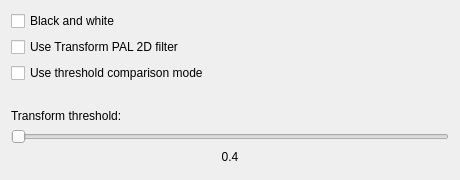
Above: tools/ld-analyse/palchromadecoderconfigdialog.ui from happycube/ld-decode before the change. Below: the same form after it.
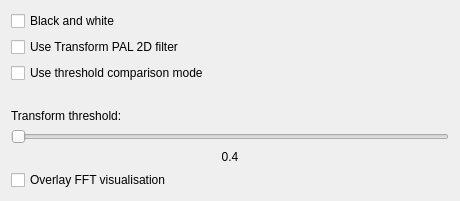
That is the form after the change.

Commit message:
Add visualisations of the Transform PAL FFTs.
This works in both 2D and 3D. It adds a FrameCanvas utility class to do
the drawing, which could be reused for other debugging overlays later.

Patch:
```diff
--- a/tools/ld-analyse/palchromadecoderconfigdialog.ui
+++ b/tools/ld-analyse/palchromadecoderconfigdialog.ui
@@ -71,6 +71,13 @@
        </property>
       </widget>
      </item>
+     <item>
+      <widget class="QCheckBox" name="showFFTsCheckBox">
+       <property name="text">
+        <string>Overlay FFT visualisation</string>
+       </property>
+      </widget>
+     </item>
      <item>
       <spacer name="verticalSpacer">
        <property name="orientation">
```
The commit also changes 15 other files.
